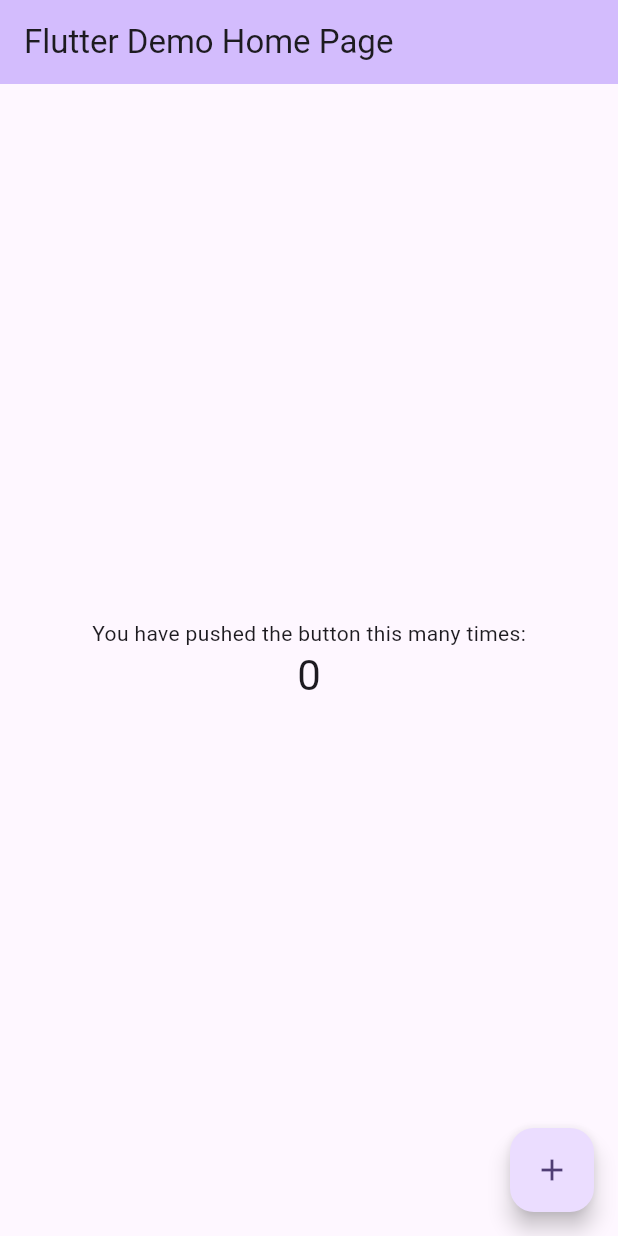
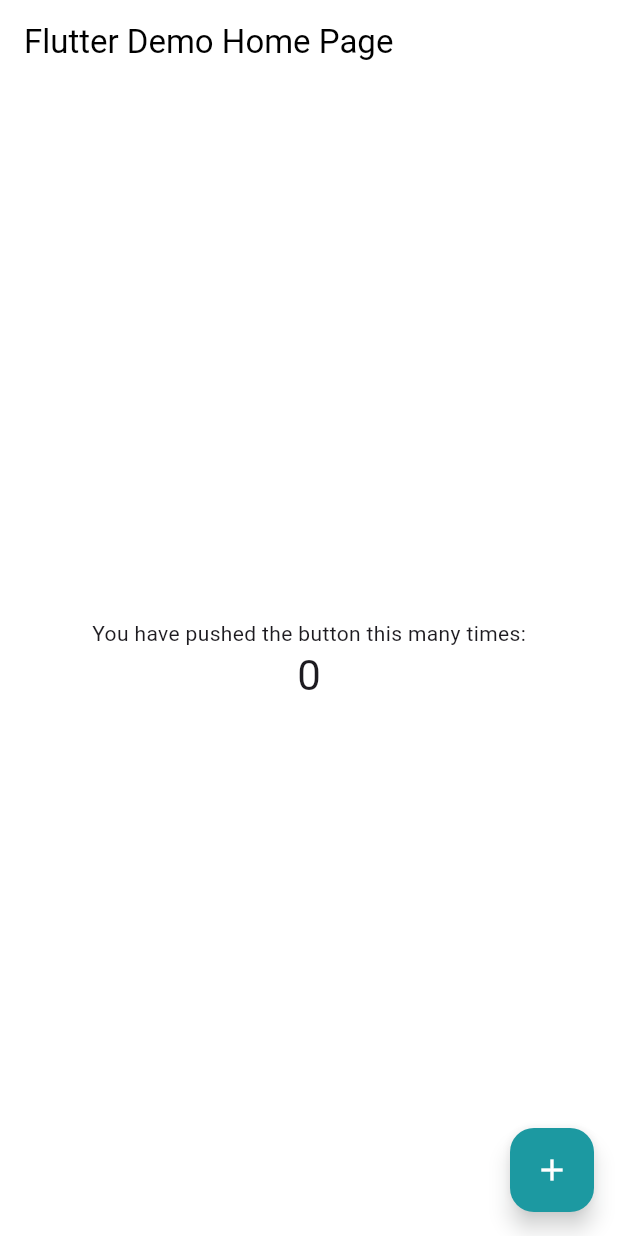
Before and after one commit to hebba-yasser/bookify, a Flutter app: the screen it shows after launch, on a phone screen of 412 x 824 dp. Run offline on Flutter 3.47's test engine with Material 3 defaults, Android fonts, the phone set to English and light mode, and no system bars; our stand-ins replace firebase_core; accounts and stored records are empty; generated files the repository leaves out were written again; project files that could hold a hidden picture were left out.

Commit message:
setup app colors

```diff
--- /dev/null
+++ b/lib/constants.dart
@@ -0,0 +1,3 @@
+import 'core/styles/colors.dart';
+
+const kPrimaryColor = AppColors.boldTeal;
--- /dev/null
+++ b/lib/core/styles/colors.dart
@@ -0,0 +1,7 @@
+import 'dart:ui';
+
+class AppColors {
+  static const Color lightGrey = Color(0xFFe3e6e6);
+  static const Color lightTeal = Color(0xFF95dedd);
+  static const Color boldTeal = Color(0xFF1c99a1);
+}
--- a/lib/main.dart
+++ b/lib/main.dart
@@ -1,6 +1,8 @@
 import 'package:firebase_core/firebase_core.dart';
 import 'package:flutter/material.dart';
 
+import 'constants.dart';
+import 'core/styles/colors.dart';
 import 'firebase_options.dart';
 
 Future<void> main() async {
@@ -18,25 +20,36 @@ class Bookify extends StatelessWidget {
   @override
   Widget build(BuildContext context) {
     return MaterialApp(
-      title: 'Flutter Demo',
-      theme: ThemeData(
-        // This is the theme of your application.
-        //
-        // TRY THIS: Try running your application with "flutter run". You'll see
-        // the application has a purple toolbar. Then, without quitting the app,
-        // try changing the seedColor in the colorScheme below to Colors.green
-        // and then invoke "hot reload" (save your changes or press the "hot
-        // reload" button in a Flutter-supported IDE, or press "r" if you used
-        // the command line to start the app).
-        //
-        // Notice that the counter didn't reset back to zero; the application
-        // state is not lost during the reload. To reset the state, use hot
-        // restart instead.
-        //
-        // This works for code too, not just values: Most code changes can be
-        // tested with just a hot reload.
-        colorScheme: ColorScheme.fromSeed(seedColor: Colors.deepPurple),
-        useMaterial3: true,
+      color: kPrimaryColor,
+      debugShowCheckedModeBanner: false,
+      theme: ThemeData.light().copyWith(
+        colorScheme: const ColorScheme.light(primary: kPrimaryColor),
+        unselectedWidgetColor: AppColors.lightTeal.withOpacity(0.6),
+        disabledColor: AppColors.lightGrey,
+        indicatorColor: kPrimaryColor,
+        hoverColor: AppColors.lightGrey,
+        shadowColor: AppColors.lightGrey,
+        focusColor: AppColors.lightGrey,
+        splashColor: AppColors.lightGrey,
+        dialogBackgroundColor: Colors.white,
+        secondaryHeaderColor: AppColors.lightGrey,
+        canvasColor: Colors.white,
+        highlightColor: AppColors.lightGrey,
+        cardColor: AppColors.lightGrey,
+        primaryColorLight: AppColors.lightTeal,
+        primaryColor: kPrimaryColor,
+        scaffoldBackgroundColor: Colors.white,
+        floatingActionButtonTheme: const FloatingActionButtonThemeData(
+          backgroundColor: kPrimaryColor,
+          foregroundColor: Colors.white,
+        ),
+        textButtonTheme: TextButtonThemeData(
+          style: TextButton.styleFrom(
+            foregroundColor: kPrimaryColor, // Matches main theme
+            textStyle: const TextStyle(
+                fontWeight: FontWeight.bold), // Enhances visibility
+          ),
+        ),
       ),
       home: const MyHomePage(title: 'Flutter Demo Home Page'),
     );
```
Also changed, not shown: lib/core/styles/fonts.dart (added, +71 -0 lines), pubspec.yaml (+6 -9 lines), assets/fonts/Montserrat-Medium.ttf (added), assets/fonts/Montserrat-Regular.ttf (added).
